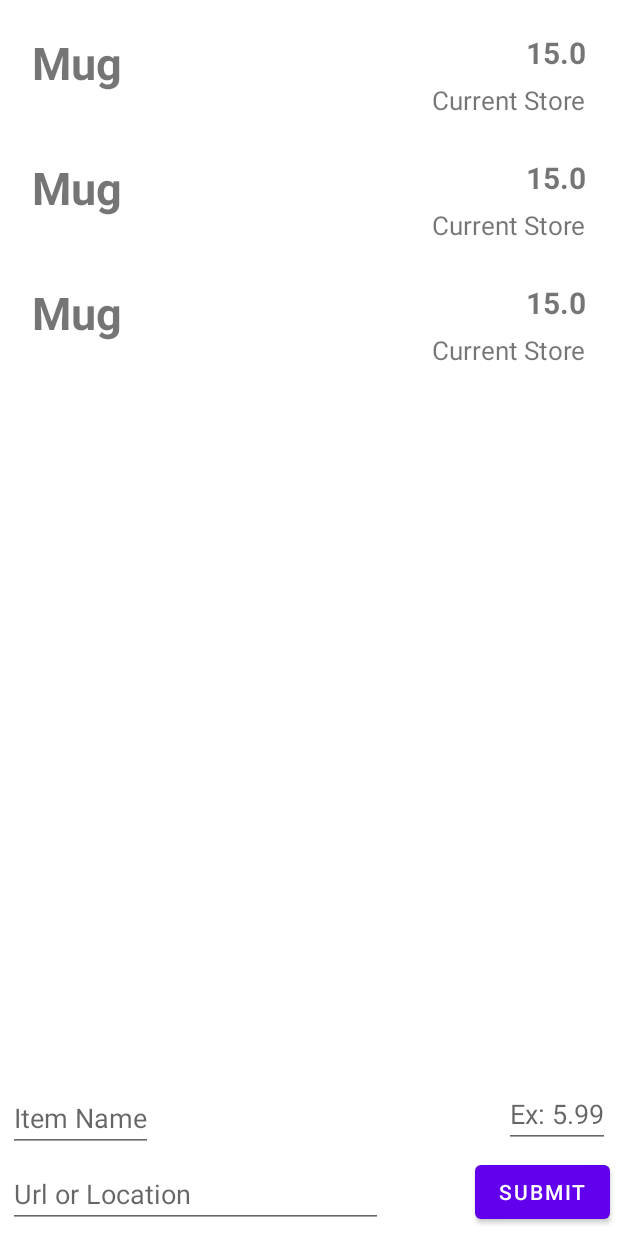
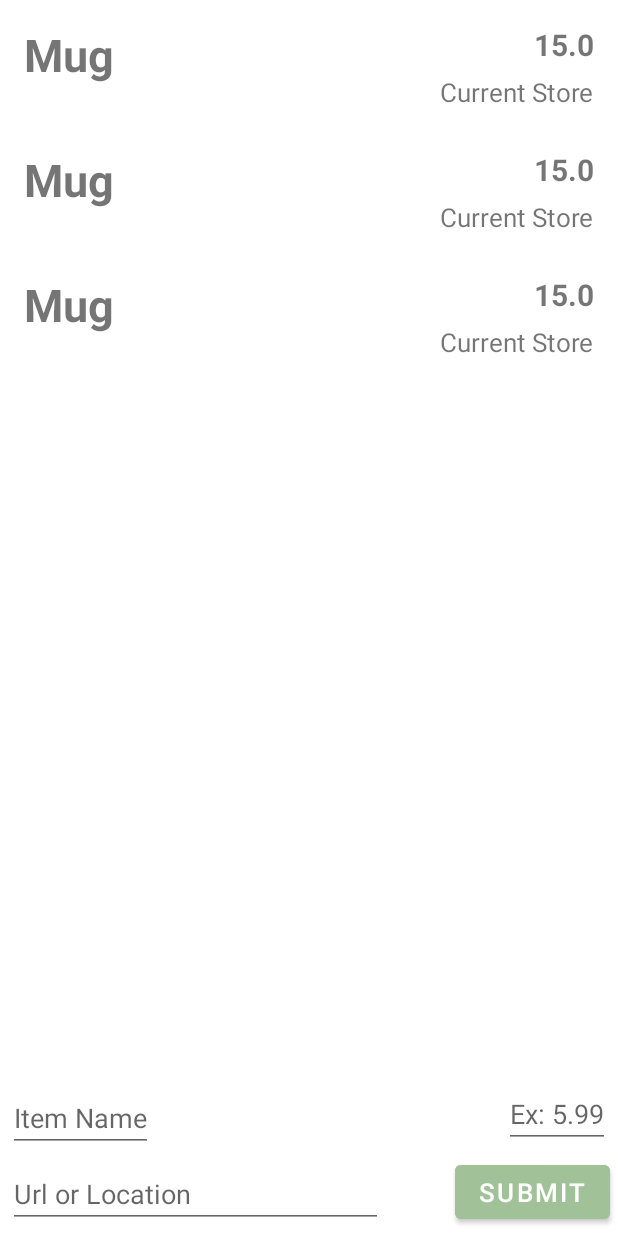
Before and after one commit to joshhn/CodePath-Android-Development-In-Kotlin, an Android app: the layout activity_main.xml on its own in the app's theme, with its tools: preview values and no code run, on a phone screen of 412 x 824 dp. Run offline under Robolectric (Android 15) with nearby library versions, the phone set to English and light mode, and no system bars.

Commit message:
Add some stretch features

```diff
--- a/Unit 2 - Recyclerview/Wishlist/app/src/main/res/layout/activity_main.xml
+++ b/Unit 2 - Recyclerview/Wishlist/app/src/main/res/layout/activity_main.xml
@@ -10,7 +10,7 @@
         android:id="@+id/rvWishList"
         android:layout_width="match_parent"
         android:layout_height="0dp"
-        android:layout_margin="5dp"
+        android:layout_marginBottom="5dp"
         tools:listitem="@layout/wish_item"
         app:layout_constraintTop_toTopOf="parent"
         app:layout_constraintEnd_toEndOf="parent"
@@ -52,6 +52,8 @@
         android:layout_width="wrap_content"
         android:layout_height="wrap_content"
         android:text="SUBMIT"
+        android:textSize="17sp"
+        android:backgroundTint="@color/primaryColor"
         android:layout_margin="5dp"
         app:layout_constraintEnd_toEndOf="parent"
         app:layout_constraintBottom_toBottomOf="parent"/>
--- a/Unit 2 - Recyclerview/Wishlist/app/src/main/res/layout/wish_item.xml
+++ b/Unit 2 - Recyclerview/Wishlist/app/src/main/res/layout/wish_item.xml
@@ -4,6 +4,7 @@
     android:layout_width="match_parent"
     android:layout_height="wrap_content"
     android:padding="10dp"
+    android:background="?attr/selectableItemBackground"
     xmlns:app="http://schemas.android.com/apk/res-auto">
 
     <TextView
--- a/Unit 2 - Recyclerview/Wishlist/app/src/main/res/values-night/themes.xml
+++ b/Unit 2 - Recyclerview/Wishlist/app/src/main/res/values-night/themes.xml
@@ -2,8 +2,8 @@
     <!-- Base application theme. -->
     <style name="Theme.Wishlist" parent="Theme.MaterialComponents.DayNight.DarkActionBar">
         <!-- Primary brand color. -->
-        <item name="colorPrimary">@color/purple_200</item>
-        <item name="colorPrimaryVariant">@color/purple_700</item>
+        <item name="colorPrimary">@color/primaryColor</item>
+        <item name="colorPrimaryVariant">@color/secondColor</item>
         <item name="colorOnPrimary">@color/black</item>
         <!-- Secondary brand color. -->
         <item name="colorSecondary">@color/teal_200</item>
--- a/Unit 2 - Recyclerview/Wishlist/app/src/main/res/values/colors.xml
+++ b/Unit 2 - Recyclerview/Wishlist/app/src/main/res/values/colors.xml
@@ -7,4 +7,7 @@
     <color name="teal_700">#FF018786</color>
     <color name="black">#FF000000</color>
     <color name="white">#FFFFFFFF</color>
+
+    <color name="primaryColor">#A1C298</color>
+    <color name="secondColor">#FBF2CF</color>
 </resources>
--- a/Unit 2 - Recyclerview/Wishlist/app/src/main/res/values/themes.xml
+++ b/Unit 2 - Recyclerview/Wishlist/app/src/main/res/values/themes.xml
@@ -2,8 +2,8 @@
     <!-- Base application theme. -->
     <style name="Theme.Wishlist" parent="Theme.MaterialComponents.DayNight.DarkActionBar">
         <!-- Primary brand color. -->
-        <item name="colorPrimary">@color/purple_500</item>
-        <item name="colorPrimaryVariant">@color/purple_700</item>
+        <item name="colorPrimary">@color/primaryColor</item>
+        <item name="colorPrimaryVariant">@color/secondColor</item>
         <item name="colorOnPrimary">@color/white</item>
         <!-- Secondary brand color. -->
         <item name="colorSecondary">@color/teal_200</item>
```
Also changed, not shown: Unit 2 - Recyclerview/Wishlist/app/src/main/java/com/joshhn/wishlist/MainActivity.kt (+32 -10 lines), Unit 2 - Recyclerview/Wishlist/app/src/main/java/com/joshhn/wishlist/WishListAdapter.kt (+34 -3 lines).
